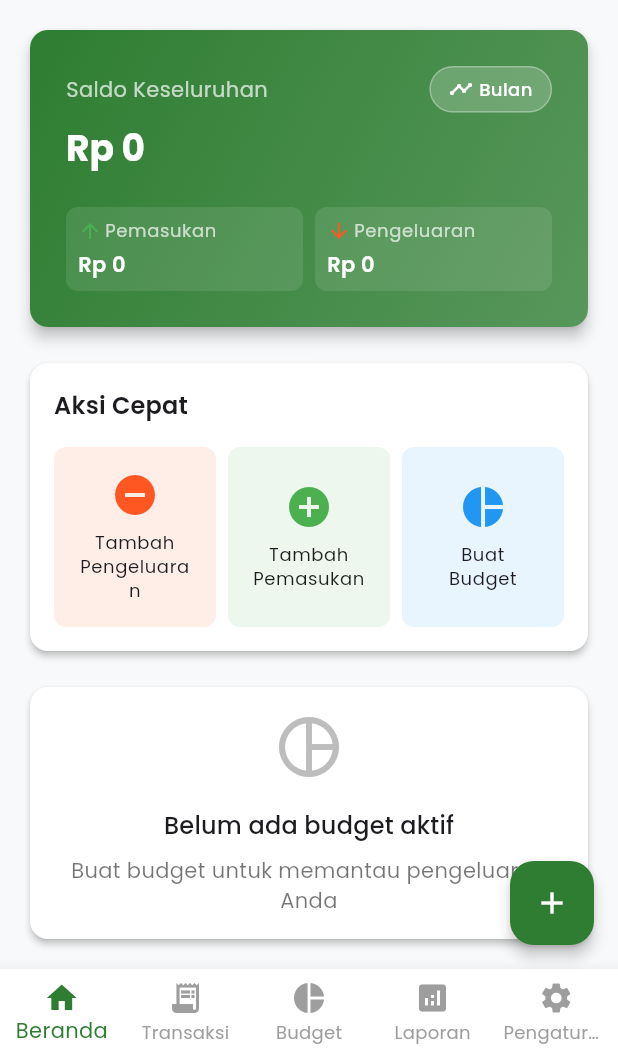
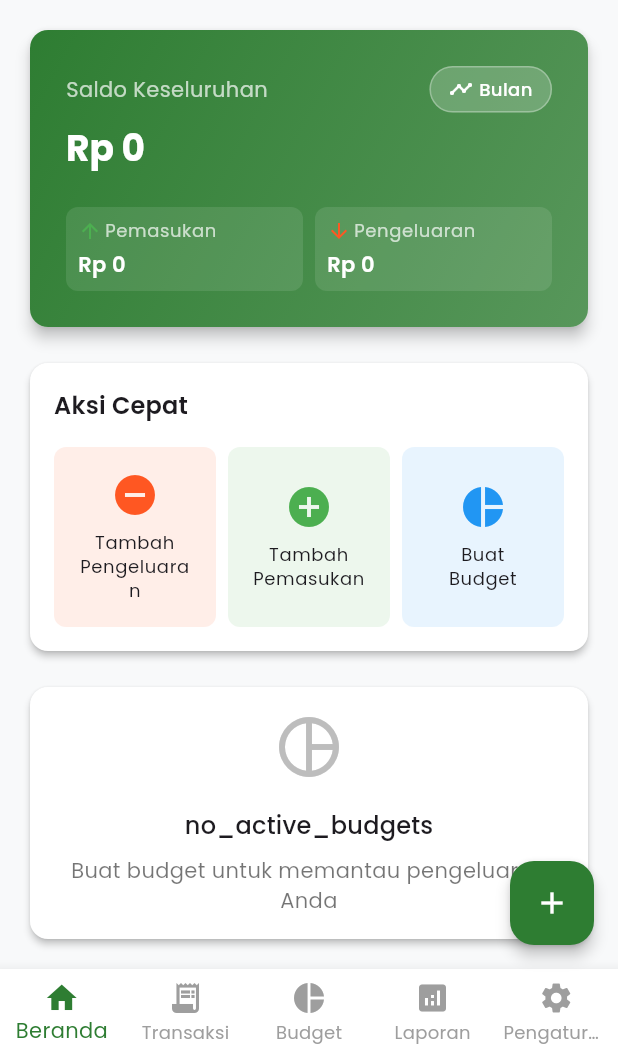
Before and after one commit to EnvRfli/expense_tracker_app, a Flutter app: the DashboardScreen screen opened directly, after a tap on "Total", on a phone screen of 412 x 824 dp, the part 180-1236 px from its top. Run offline on Flutter 3.47's test engine with Material 3 defaults, Android fonts, the phone set to English and light mode, and no system bars; our stand-ins replace device_info_plus, file_picker, fl_chart, flutter_local_notifications, google_fonts, google_sign_in and 7 more; missing offline and left inert: googleapis; accounts and stored records are empty; statements that could not run were skipped.

Commit message:
feat: Add localization support for dashboard labels and improve translation methods

```diff
--- a/lib/l10n/app_localizations.dart
+++ b/lib/l10n/app_localizations.dart
@@ -27,6 +27,8 @@ abstract class AppLocalizations {
 
     // Dashboard
     'welcome': 'Selamat Datang',
+    'this_month': 'Bulan Ini',
+    'Overall': 'Keseluruhan',
     'balance_this_month': 'Saldo Bulan Ini',
     'total_balance': 'Saldo Keseluruhan',
     'switch_to_total': 'Total',
@@ -210,6 +212,8 @@ abstract class AppLocalizations {
 
     // Dashboard
     'welcome': 'Welcome',
+    'this_month': 'This Month',
+    'Overall': 'Overall',
     'balance_this_month': 'This Month Balance',
     'total_balance': 'Total Balance',
     'switch_to_total': 'Total',
--- a/lib/widgets/dashboard_widgets.dart
+++ b/lib/widgets/dashboard_widgets.dart
@@ -305,7 +305,7 @@ class _FilteredTransactionsSheet extends StatelessWidget {
                   crossAxisAlignment: CrossAxisAlignment.start,
                   children: [
                     Text(
-                      '${isIncome ? 'Pemasukan' : 'Pengeluaran'} ${_getDisplayTitle()}',
+                      '${isIncome ? context.tr('income') : context.tr('expense')} ${_getDisplayTitle(context)}',
                       style: Theme.of(context).textTheme.titleLarge?.copyWith(
                             fontWeight: FontWeight.bold,
                           ),
@@ -372,7 +372,7 @@ class _FilteredTransactionsSheet extends StatelessWidget {
                         ),
                         const SizedBox(height: AppSizes.paddingSmall),
                         Text(
-                          _getDisplayTitle().toLowerCase(),
+                          _getDisplayTitle(context).toLowerCase(),
                           style:
                               Theme.of(context).textTheme.bodyMedium?.copyWith(
                                     color: Colors.grey[500],
@@ -484,20 +484,18 @@ class _FilteredTransactionsSheet extends StatelessWidget {
     );
   }
 
-  // Helper method to get display title based on filter type
-  String _getDisplayTitle() {
+  String _getDisplayTitle(BuildContext context) {
     if (dateRange != null) {
       final start = dateRange!.start;
       final end = dateRange!.end;
       return '${start.day}/${start.month}/${start.year} - ${end.day}/${end.month}/${end.year}';
     } else if (showCurrentMonth) {
-      return 'Bulan Ini';
+      return context.tr('this_month');
     } else {
-      return 'Keseluruhan';
+      return context.tr('overall');
     }
   }
 
-  // Helper method to calculate total based on filter
   double _calculateTotal(
       ExpenseProvider expenseProvider, IncomeProvider incomeProvider) {
     if (isIncome) {
@@ -748,12 +746,12 @@ class BudgetOverviewCard extends StatelessWidget {
                   ),
                   const SizedBox(height: AppSizes.paddingMedium),
                   Text(
-                    'Belum ada budget aktif',
+                    context.tr('no_active_budgets'),
                     style: Theme.of(context).textTheme.titleMedium,
                   ),
                   const SizedBox(height: AppSizes.paddingSmall),
                   Text(
-                    'Buat budget untuk memantau pengeluaran Anda',
+                    context.tr('create_budget_desc'),
                     style: Theme.of(context).textTheme.bodyMedium,
                     textAlign: TextAlign.center,
                   ),
@@ -773,7 +771,7 @@ class BudgetOverviewCard extends StatelessWidget {
                   mainAxisAlignment: MainAxisAlignment.spaceBetween,
                   children: [
                     Text(
-                      'Budget Overview',
+                      context.tr('budget_overview'),
                       style: Theme.of(context).textTheme.titleMedium?.copyWith(
                             fontWeight: FontWeight.w600,
                           ),
@@ -786,7 +784,7 @@ class BudgetOverviewCard extends StatelessWidget {
                           ),
                         );
                       },
-                      child: const Text('Lihat Semua'),
+                      child: Text(context.tr('see_all')),
                     ),
                   ],
                 ),
@@ -816,7 +814,7 @@ class BudgetOverviewCard extends StatelessWidget {
           Expanded(
             child: _buildSummaryItem(
               context,
-              'Total Budget',
+              context.tr('total_budget'),
               userSettings.formatCurrency(stats['totalBudgetAmount'] ?? 0),
               AppColors.budget,
             ),
@@ -824,7 +822,7 @@ class BudgetOverviewCard extends StatelessWidget {
           Expanded(
             child: _buildSummaryItem(
               context,
-              'Terpakai',
+              context.tr('average_usage'),
               '${stats['averageUsagePercentage']?.toStringAsFixed(0) ?? '0'}%',
               AppColors.warning,
             ),
@@ -832,7 +830,7 @@ class BudgetOverviewCard extends StatelessWidget {
           Expanded(
             child: _buildSummaryItem(
               context,
-              'Melampaui',
+              context.tr('exceeded_budgets'),
               '${stats['budgetsExceeded'] ?? 0}',
               AppColors.error,
             ),
@@ -948,7 +946,7 @@ class RecentTransactionsCard extends StatelessWidget {
               mainAxisAlignment: MainAxisAlignment.spaceBetween,
               children: [
                 Text(
-                  'Transaksi Terbaru',
+                  context.tr('recent_transactions'),
                   style: Theme.of(context).textTheme.titleMedium?.copyWith(
                         fontWeight: FontWeight.w600,
                       ),
@@ -961,7 +959,7 @@ class RecentTransactionsCard extends StatelessWidget {
                       ),
                     );
                   },
-                  child: const Text('Lihat Semua'),
+                  child: Text(context.tr('see_all')),
                 ),
               ],
             ),
@@ -992,7 +990,7 @@ class RecentTransactionsCard extends StatelessWidget {
                         ),
                         const SizedBox(height: AppSizes.paddingMedium),
                         Text(
-                          'Belum ada transaksi',
+                          context.tr('no_transactions'),
                           style: Theme.of(context).textTheme.bodyMedium,
                         ),
                       ],
@@ -1101,7 +1099,7 @@ class SpendingByCategoryCard extends StatelessWidget {
           crossAxisAlignment: CrossAxisAlignment.start,
           children: [
             Text(
-              'Pengeluaran per Kategori',
+              context.tr('spending_by_category'),
               style: Theme.of(context).textTheme.titleMedium?.copyWith(
                     fontWeight: FontWeight.w600,
                   ),
@@ -1126,7 +1124,7 @@ class SpendingByCategoryCard extends StatelessWidget {
                         ),
                         const SizedBox(height: AppSizes.paddingMedium),
                         Text(
-                          'Belum ada pengeluaran bulan ini',
+                          context.tr('no_expenses_this_month'),
                           style: Theme.of(context).textTheme.bodyMedium,
                         ),
                       ],
```
